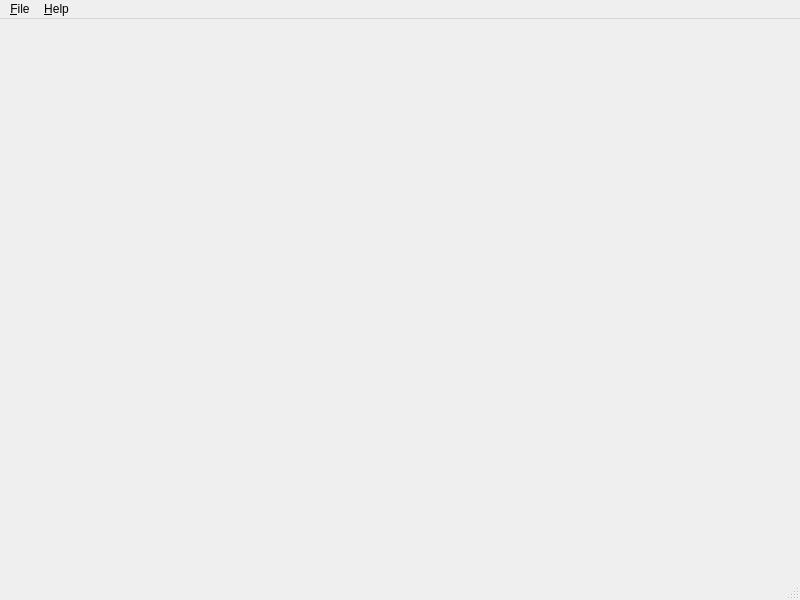
Old version of the form fievreCourbe/mainwindow.ui in the repository rollandguillaume/fievreCourbe.
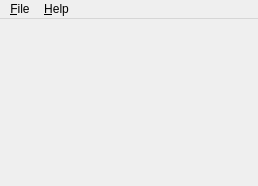
New version of the form.

```diff
--- a/fievreCourbe/mainwindow.ui
+++ b/fievreCourbe/mainwindow.ui
@@ -6,8 +6,8 @@
    <rect>
     <x>0</x>
     <y>0</y>
-    <width>800</width>
-    <height>600</height>
+    <width>258</width>
+    <height>186</height>
    </rect>
   </property>
   <property name="mouseTracking">
@@ -22,7 +22,7 @@
     <rect>
      <x>0</x>
      <y>0</y>
-     <width>800</width>
+     <width>258</width>
      <height>19</height>
     </rect>
    </property>
@@ -47,7 +47,6 @@
    <addaction name="menu_File"/>
    <addaction name="menu_Help"/>
   </widget>
-  <widget class="QStatusBar" name="statusbar"/>
   <action name="action_quit">
    <property name="text">
     <string>&amp;Quit</string>
```
Left out of the diff: 8 changed lines with no effect on the pictures.
